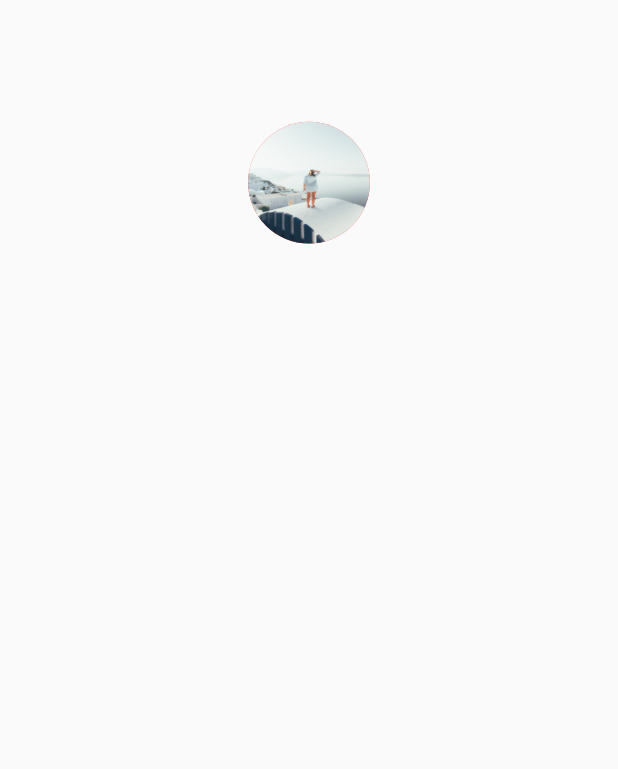
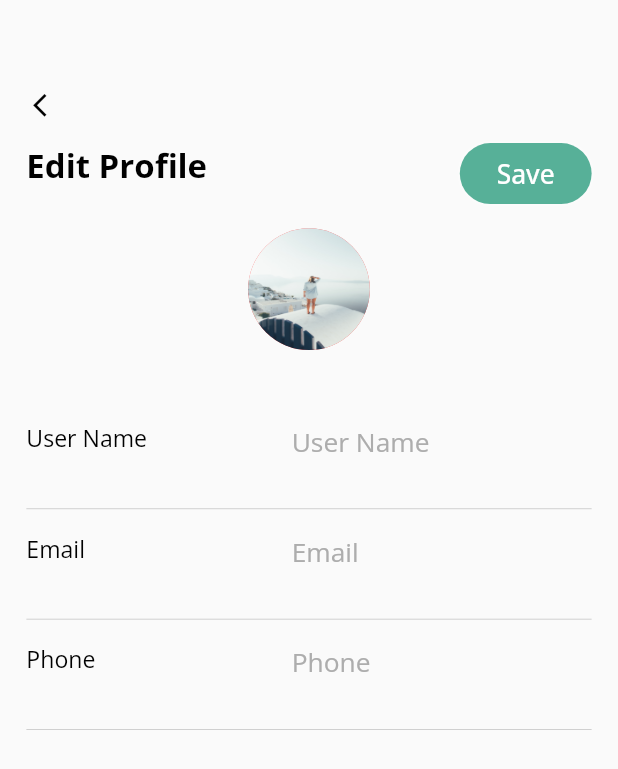
Before and after one commit to AhmedAlqenawy/booking, a Flutter app: the EditAbout screen opened by its route, on a phone screen of 412 x 824 dp. Shown: the top 769 px of the screen. Run offline on Flutter 3.47's test engine with Material 2 defaults, Android fonts, the phone set to English and light mode, and no system bars; our stand-ins replace bloc, cached_network_image, carousel_slider, dartz, dio, equatable and 9 more; accounts and stored records are empty; network calls fail.

Commit message:
update profile

```diff
--- a/lib/core/util/blocs/app/states.dart
+++ b/lib/core/util/blocs/app/states.dart
@@ -16,7 +16,10 @@ class UserLoginLoadingState extends AppStates {}
 
 class GetProfileLoadingState extends AppStates {}
 
+class UpdateProfileLoadingState extends AppStates {}
+
 class UserLoginSuccessState extends AppStates {}
+class UserUpdateProfileSuccessState extends AppStates {}
 
 class GetProfileSuccessState extends AppStates {}
 
--- a/lib/core/util/network/remote/end_points.dart
+++ b/lib/core/util/network/remote/end_points.dart
@@ -2,6 +2,7 @@ const String baseApiUrl = 'http://api.mahmoudtaha.com';
 const String version = '/api';
 const String loginEndPoint = '/auth/login';
 const String profileEndPoint = '/auth/profile-info';
+const String updateProfileEndPoint = '/auth/update-info';
 const String hotelsEndPoint = 'hotels';
 const String filtterEndPoint = 'search-hotels';
 
--- a/lib/feature/about/presentation/pages/edit_about.dart
+++ b/lib/feature/about/presentation/pages/edit_about.dart
@@ -1,13 +1,16 @@
 import 'package:flutter/material.dart';
+import 'package:flutter_screenutil/flutter_screenutil.dart';
 
 import '../widgets/edit_about_widget.dart';
 
 class EditAbout extends StatelessWidget {
+
   const EditAbout({Key? key}) : super(key: key);
 
   @override
   Widget build(BuildContext context) {
-    return const Scaffold(
+    return Scaffold(
+
       body: EditAboutWidget(),
     );
   }
--- /dev/null
+++ b/lib/feature/about/presentation/widgets/about_profile_edit_item.dart
@@ -0,0 +1,71 @@
+import 'package:flutter/material.dart';
+import 'package:flutter_screenutil/flutter_screenutil.dart';
+
+import '../../../../core/util/widget_functions.dart';
+
+class EditAboutItem extends StatelessWidget {
+  final String title;
+  TextEditingController textEditingController;
+  final FocusNode _focusNode = FocusNode();
+
+  EditAboutItem(
+      {Key? key, required this.title, required this.textEditingController})
+      : super(key: key);
+
+  @override
+  Widget build(BuildContext context) {
+    print(textEditingController.text);
+    return Column(
+      crossAxisAlignment: CrossAxisAlignment.start,
+      children: [
+        Padding(
+          padding: EdgeInsets.symmetric(vertical: 16.h),
+          child: GestureDetector(
+            onTap: () {
+              FocusScope.of(context).requestFocus(_focusNode);
+            },
+            child: Row(
+              crossAxisAlignment: CrossAxisAlignment.start,
+              mainAxisAlignment: MainAxisAlignment.spaceBetween,
+              children: [
+                Text(
+                  title,
+                  style: openSans(14.sp, Colors.black, FontWeight.w400),
+                ),
+                Container(
+                  width: 200,
+                  height: 40.h,
+                  decoration: BoxDecoration(
+                    borderRadius: BorderRadius.circular(8.r),
+                    //color: Colors.black,
+                  ),
+                  child: TextFormField(
+                    style: openSans(14.sp, Colors.black, FontWeight.w400),
+                    decoration: InputDecoration(
+                        isDense: true,
+                        border: InputBorder.none,
+                        focusedBorder: InputBorder.none,
+                        enabledBorder: InputBorder.none,
+                        errorBorder: InputBorder.none,
+                        contentPadding: EdgeInsets.zero,
+                        disabledBorder: InputBorder.none,
+                        hintText: title,
+                        hintStyle: openSans(
+                            16.sp, const Color(0xffADADAD), FontWeight.w400)),
+                    focusNode: _focusNode,
+
+                    controller: textEditingController,
+                    //initialValue: textEditingController.text ,
+                    keyboardType: TextInputType.emailAddress,
+                    onChanged: (value) {},
+                  ),
+                ),
+              ],
+            ),
+          ),
+        ),
+        line(.5.h, double.maxFinite, const Color(0xffc3c3c3)),
+      ],
+    );
+  }
+}
--- a/lib/feature/about/presentation/widgets/about_widget.dart
+++ b/lib/feature/about/presentation/widgets/about_widget.dart
@@ -37,7 +37,7 @@ class _AboutWidgetState extends State<AboutWidget> {
       builder: (context, state) {
         ProfileModel? profileModel = AppBloc.get(context).profileModel;
         return profileModel == null
-            ? CircularProgressIndicator()
+            ? const Center(child: CircularProgressIndicator())
             : Padding(
                 padding: EdgeInsets.symmetric(horizontal: 16.w),
                 child: Column(
--- a/lib/feature/about/presentation/widgets/edit_about_widget.dart
+++ b/lib/feature/about/presentation/widgets/edit_about_widget.dart
@@ -1,11 +1,14 @@
 import 'package:booking/core/util/widget_functions.dart';
 import 'package:booking/feature/about/model/profile_model.dart';
+import 'package:booking/main.dart';
 import 'package:flutter/material.dart';
 import 'package:flutter_bloc/flutter_bloc.dart';
 import 'package:flutter_screenutil/flutter_screenutil.dart';
 
 import '../../../../core/util/blocs/app/cubit.dart';
 import '../../../../core/util/blocs/app/states.dart';
+import '../../../../core/util/widgets/default_button.dart';
+import 'about_profile_edit_item.dart';
 
 class EditAboutWidget extends StatefulWidget {
   const EditAboutWidget({Key? key}) : super(key: key);
@@ -15,9 +18,22 @@ class EditAboutWidget extends StatefulWidget {
 }
 
 class _EditAboutWidgetState extends State<EditAboutWidget> {
+  late TextEditingController nameTextEditingController;
+  late TextEditingController emailTextEditingController;
+  late TextEditingController phoneTextEditingController;
+  ProfileModel? profileModel;
   @override
   void initState() {
-    AppBloc.get(context).getProfileDate();
+    nameTextEditingController = TextEditingController();
+    emailTextEditingController = TextEditingController();
+    phoneTextEditingController = TextEditingController();
+    //AppBloc.get(context).getProfileDate();
+     profileModel = AppBloc.get(context).profileModel;
+    if (profileModel != null) {
+      nameTextEditingController.text = profileModel!.data!.name!;
+      emailTextEditingController.text = profileModel!.data!.email!;
+      phoneTextEditingController.text = "";
+    }
     super.initState();
   }
 
@@ -25,6 +41,7 @@ class _EditAboutWidgetState extends State<EditAboutWidget> {
   Widget build(BuildContext context) {
     return BlocConsumer<AppBloc, AppStates>(
       listener: (context, state) {
+        print(state);
         if (state is ErrorState) {
           debugPrint("ErrorState ErrorState ErrorState ");
           debugPrint(state.exception.message.toString());
@@ -33,15 +50,49 @@ class _EditAboutWidgetState extends State<EditAboutWidget> {
         }
       },
       builder: (context, state) {
-        ProfileModel? profileModel = AppBloc.get(context).profileModel;
-        return state == null
-            ? CircularProgressIndicator()
+
+        return state.toString() == UpdateProfileLoadingState().toString()
+            ? Center(child: const CircularProgressIndicator())
             : Padding(
                 padding: EdgeInsets.symmetric(horizontal: 16.w),
                 child: Column(
                   crossAxisAlignment: CrossAxisAlignment.start,
                   children: [
-                    space(80.h, 0),
+                    space(60.h, 0),
+                    GestureDetector(
+                      child: Icon(
+                        Icons.arrow_back_ios_new,
+                        size: 18.r,
+                        color: Colors.black,
+                      ),
+                      onTap: () {
+                        NavigationContext(context).pop;
+                      },
+                    ),
+                    space(16.h, 0),
+                    Row(
+                      crossAxisAlignment: CrossAxisAlignment.start,
+                      mainAxisAlignment: MainAxisAlignment.spaceBetween,
+                      children: [
+                        Text(
+                          "Edit Profile",
+                          style: openSans(20.sp, Colors.black, FontWeight.bold),
+                        ),
+                        DefaultButton(
+                          width: 80.w,
+                          textColor: Colors.white,
+                          bgColor: Color(0xff57B098),
+                          height: 40.h,
+                          title: 'Save',
+                          onTap: () {
+                            AppBloc.get(context).updateProfile(
+                                nameTextEditingController.text,
+                                emailTextEditingController.text);
+                          },
+                        )
+                      ],
+                    ),
+                    space(16.h, 0),
                     Center(
                       child: Container(
                         width: 80.w,
@@ -58,7 +109,18 @@ class _EditAboutWidgetState extends State<EditAboutWidget> {
                       ),
                     ),
                     space(32.h, 0),
-
+                    EditAboutItem(
+                      title: "User Name",
+                      textEditingController: nameTextEditingController,
+                    ),
+                    EditAboutItem(
+                      title: "Email",
+                      textEditingController: emailTextEditingController,
+                    ),
+                    EditAboutItem(
+                      title: "Phone",
+                      textEditingController: phoneTextEditingController,
+                    ),
                   ],
                 ),
               );
--- a/lib/main.dart
+++ b/lib/main.dart
@@ -40,7 +40,7 @@ class MyApp extends StatelessWidget {
               primarySwatch: Colors.blue,
             ),
             routes: Routes.routes,
-            initialRoute: Routes.splash,
+            initialRoute: Routes.about,
           ),
         ));
   }
```
Also changed, not shown: lib/core/util/blocs/app/cubit.dart (+15 -0 lines), lib/core/util/network/repository.dart (+29 -2 lines), pubspec.lock, 2 other files.
